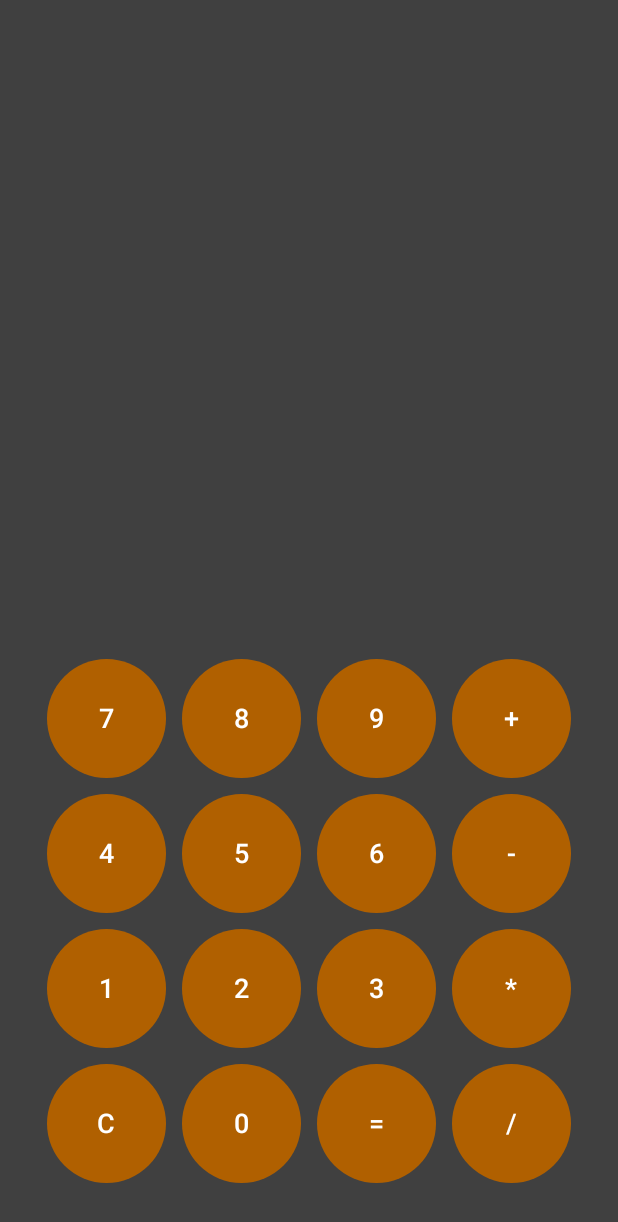
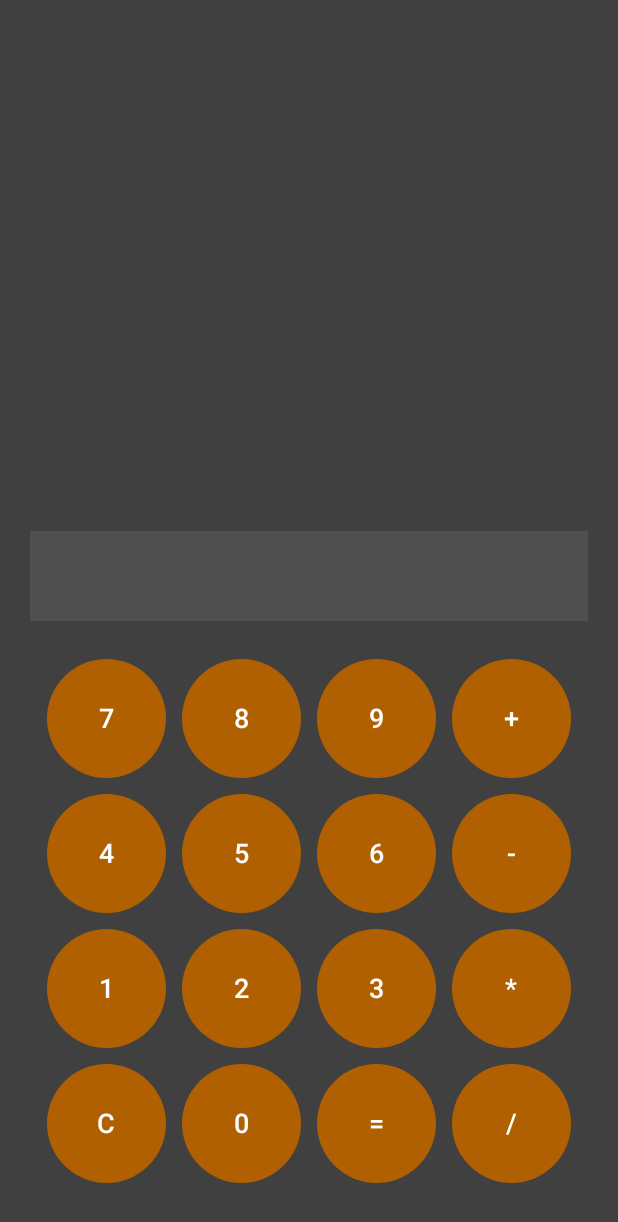
Before and after one commit to discohagen/AndroidCalculator, an Android app built with Jetpack Compose: the screen it shows after launch (MainActivity), on a phone screen of 412 x 824 dp. Shown: the top 1222 px of the screen. Run offline under Robolectric (Android 15) with nearby library versions, the phone set to English and light mode, and no system bars.

Commit message:
feat: change display styling and add todos

```diff
--- a/app/src/main/java/com/example/myapplication/view/CalculatorView.kt
+++ b/app/src/main/java/com/example/myapplication/view/CalculatorView.kt
@@ -2,11 +2,13 @@ package com.example.myapplication.view
 
 import androidx.compose.foundation.background
 import androidx.compose.foundation.layout.Arrangement
+import androidx.compose.foundation.layout.Box
 import androidx.compose.foundation.layout.Column
 import androidx.compose.foundation.layout.ExperimentalLayoutApi
 import androidx.compose.foundation.layout.FlowRow
 import androidx.compose.foundation.layout.fillMaxSize
 import androidx.compose.foundation.layout.fillMaxWidth
+import androidx.compose.foundation.layout.height
 import androidx.compose.foundation.layout.padding
 import androidx.compose.foundation.layout.size
 import androidx.compose.material3.Button
@@ -22,14 +24,17 @@ import androidx.compose.ui.unit.dp
 import androidx.compose.ui.unit.sp
 import androidx.lifecycle.compose.collectAsStateWithLifecycle
 import androidx.lifecycle.viewmodel.compose.viewModel
-import com.example.myapplication.viewmodel.CalculatorState
 import com.example.myapplication.viewmodel.CalculatorViewModel
 
 const val columnCount = 4
 const val rowCount = 4
 val backgroundColor: Color = Color(0xff404040)
 val buttonBackgroundColor: Color = Color(0xffb06000)
+val displayBackgroundColor: Color = Color(0xff505050)
 val textColor: Color = Color(0xffffffff)
+
+// TODO: Calculation History
+// TODO: Dark and Light Theme
 
 @Preview
 @Composable
@@ -64,7 +69,22 @@ fun CalculatorView(
 
 @Composable
 fun Display(text: String) {
-    Text(text = text, color = textColor)
+    Box(
+        modifier = Modifier
+            .padding(20.dp)
+            .background(color = displayBackgroundColor)
+            .fillMaxWidth()
+            .height(60.dp),
+        contentAlignment = Alignment.Center
+    )
+    {
+        Text(
+            modifier = Modifier.padding(start = 10.dp, end = 10.dp),
+            text = text,
+            color = textColor,
+            fontSize = 34.sp
+        )
+    }
 }
 
 @OptIn(ExperimentalLayoutApi::class)
--- a/app/src/main/java/com/example/myapplication/viewmodel/CalculatorViewModel.kt
+++ b/app/src/main/java/com/example/myapplication/viewmodel/CalculatorViewModel.kt
@@ -80,6 +80,10 @@ class CalculatorViewModel : ViewModel() {
 
     }
 
+    //TODO: Improve evaluate to accept multiple Operators
+    //TODO: Improve evaluate to do multiplying and dividing before plus and minus
+    //TODO: Catch Errors and Edge-Cases (Number Overflows, Validation)
+
     private fun evaluate(expression: String): String {
         if (expression.isEmpty()) return "Error: No Expression to evaluate"
 
```
